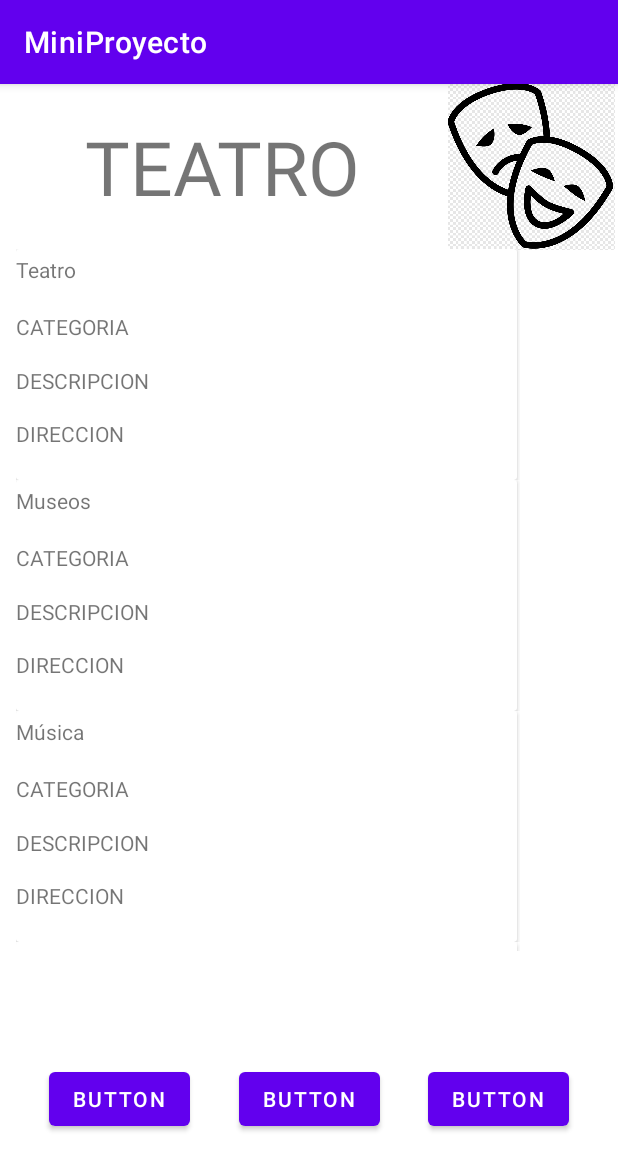
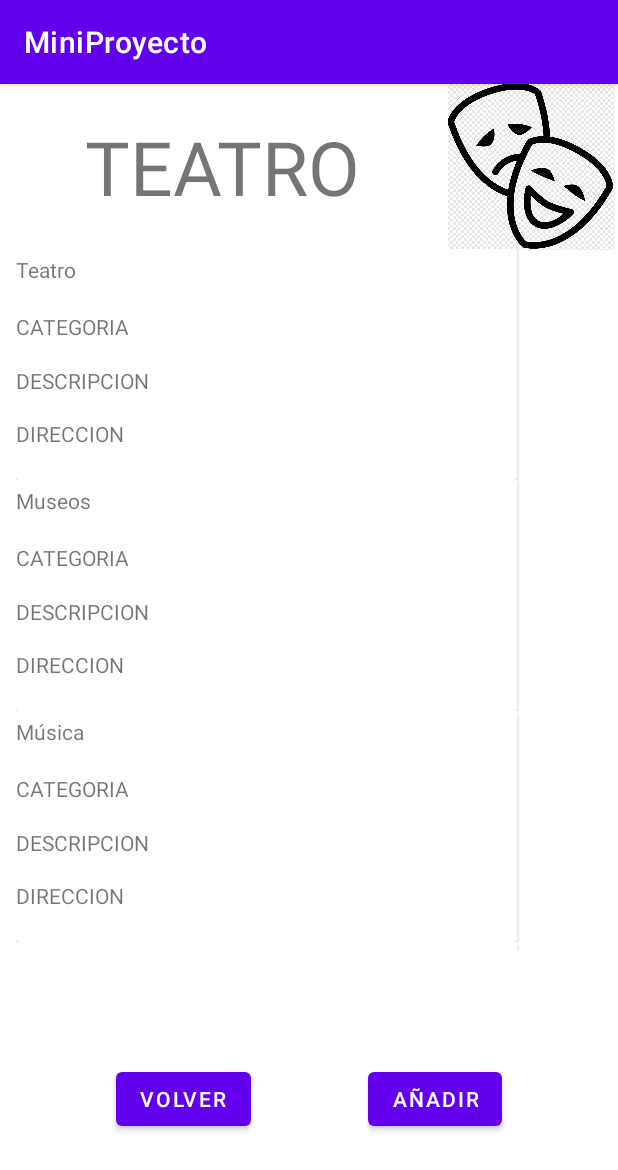
Before and after one commit to robertdenism/MiniProyecto, an Android app: the IndexTeatro screen opened directly, with no data from a screen before it, on a phone screen of 412 x 824 dp. Shown: the top 1170 px of the screen. Run offline under Robolectric (Android 15) with nearby library versions, the phone set to English and light mode, and no system bars; our stand-ins replace Room's generated code.

Commit message:
falla interfaz añadir a bbdd

```diff
--- a/app/src/main/java/com/example/miniproyecto/LiberiIndex.java
+++ b/app/src/main/java/com/example/miniproyecto/LiberiIndex.java
@@ -38,10 +38,14 @@ public class LiberiIndex extends AppCompatActivity {
             });
             reyclerViewUser.setAdapter(adapter);
 
+            Intent intento = getIntent();
+
         }
         public void abrirNueva(ListadoOcios item){
             Intent intento = new Intent(this, IndexTeatro.class);
             startActivity(intento);
         }
 
+
+
     }
--- a/app/src/main/java/com/example/miniproyecto/categorias/teatros/IndexTeatro.java
+++ b/app/src/main/java/com/example/miniproyecto/categorias/teatros/IndexTeatro.java
@@ -6,7 +6,10 @@ import androidx.recyclerview.widget.RecyclerView;
 import androidx.room.Room;
 
 import android.content.Context;
+import android.content.Intent;
 import android.os.Bundle;
+import android.view.View;
+import android.widget.Button;
 
 import com.example.miniproyecto.Adapter;
 import com.example.miniproyecto.LiberiIndex;
@@ -18,6 +21,7 @@ public class IndexTeatro extends AppCompatActivity {
     RecyclerView recyclerViewUser;
     AdapterTeatro adapter;
     LlamadasTablaTeatroDao teatroDao;
+    Button bAniadir, bVolver;
 
     static String [] listado = {"Teatro","Museos","Música","Deportes","Cine"};
 
@@ -26,6 +30,7 @@ public class IndexTeatro extends AppCompatActivity {
         super.onCreate(savedInstanceState);
         setContentView(R.layout.activity_index_teatro);
 
+        // en esta parte implemento el recyclerView en el Main el adapter y la db
             recyclerViewUser = (RecyclerView) findViewById(R.id.RecyclerPrincipalTeatro);
 
             LinearLayoutManager layoutManager = new LinearLayoutManager(this.getApplicationContext());
@@ -38,10 +43,35 @@ public class IndexTeatro extends AppCompatActivity {
                 BaseDatosTeatros.class, "database-name").allowMainThreadQueries().build();
             teatroDao = db.teatrosDao();
 
+         //^^^^^^^^^^^^^^^^^^^^^^^^^^^^^^^^^^^^^^^^^^^^^^^^^^^^^^^^^^^^^^^^^^^^^^^^^^^^^^^^^^^^^^
+
+            Intent intento = getIntent();
+
+            bAniadir = findViewById(R.id.bAniadir);
+            bVolver = findViewById(R.id.bVolver);
+
+            bVolver.setOnClickListener(new View.OnClickListener() {
+                @Override
+                public void onClick(View view) {
+                    finish();
+                }
+            });
+
+            bAniadir.setOnClickListener(new View.OnClickListener() {
+                @Override
+                public void onClick(View view) {
+                    lanzarAniadir();
+                }
+            });
+
+
 
     }
 
-
+    public void lanzarAniadir(){
+        Intent b = new Intent(this, AniadirMasTeatros.class);
+        startActivity(b);
+    }
 
 
 }
--- a/app/src/main/java/com/example/miniproyecto/categorias/teatros/LlamadasTablaTeatroDao.java
+++ b/app/src/main/java/com/example/miniproyecto/categorias/teatros/LlamadasTablaTeatroDao.java
@@ -15,8 +15,8 @@ public interface LlamadasTablaTeatroDao {
     @Query("SELECT * FROM Tablas_Teatro WHERE uid IN (:userIds)")
     List<TablasTeatro> loadAllByIds(int[] userIds);
 
-    @Query("SELECT * FROM Tablas_Teatro WHERE TituloOcio LIKE :first AND " +
-            "DireccionOcio LIKE :last LIMIT 1")
+    @Query("SELECT * FROM Tablas_Teatro WHERE TituloTeatro LIKE :first AND " +
+            "DireccionTeatro LIKE :last LIMIT 1")
     TablasTeatro findByName(String first, String last);
 
     @Insert
--- a/app/src/main/res/layout/activity_index_teatro.xml
+++ b/app/src/main/res/layout/activity_index_teatro.xml
@@ -43,45 +43,12 @@
 
     </LinearLayout>
 
-    <Button
-        android:id="@+id/button2"
-        android:layout_width="wrap_content"
-        android:layout_height="wrap_content"
-        android:text="Button"
-        app:layout_constraintBottom_toBottomOf="parent"
-        app:layout_constraintEnd_toStartOf="@+id/button3"
-        app:layout_constraintHorizontal_bias="0.5"
-        app:layout_constraintStart_toStartOf="parent"
-        app:layout_constraintTop_toTopOf="@+id/guideline8" />
-
     <androidx.constraintlayout.widget.Guideline
         android:id="@+id/guideline8"
         android:layout_width="wrap_content"
         android:layout_height="wrap_content"
         android:orientation="horizontal"
         app:layout_constraintGuide_begin="585dp" />
-
-    <Button
-        android:id="@+id/button3"
-        android:layout_width="wrap_content"
-        android:layout_height="wrap_content"
-        android:text="Button"
-        app:layout_constraintBottom_toBottomOf="parent"
-        app:layout_constraintEnd_toStartOf="@+id/button4"
-        app:layout_constraintHorizontal_bias="0.5"
-        app:layout_constraintStart_toEndOf="@+id/button2"
-        app:layout_constraintTop_toTopOf="@+id/guideline8" />
-
-    <Button
-        android:id="@+id/button4"
-        android:layout_width="wrap_content"
-        android:layout_height="wrap_content"
-        android:text="Button"
-        app:layout_constraintBottom_toBottomOf="parent"
-        app:layout_constraintEnd_toEndOf="parent"
-        app:layout_constraintHorizontal_bias="0.5"
-        app:layout_constraintStart_toEndOf="@+id/button3"
-        app:layout_constraintTop_toTopOf="@+id/guideline8" />
 
     <androidx.recyclerview.widget.RecyclerView
         android:id="@+id/RecyclerPrincipalTeatro"
@@ -93,4 +60,26 @@
         app:layout_constraintTop_toTopOf="@+id/guideline5"
         app:layout_constraintVertical_bias="0.0" />
 
+    <Button
+        android:id="@+id/bVolver"
+        android:layout_width="wrap_content"
+        android:layout_height="wrap_content"
+        android:text="volver"
+        app:layout_constraintBottom_toBottomOf="parent"
+        app:layout_constraintEnd_toStartOf="@+id/bAniadir"
+        app:layout_constraintHorizontal_bias="0.5"
+        app:layout_constraintStart_toStartOf="parent"
+        app:layout_constraintTop_toTopOf="@+id/guideline8" />
+
+    <Button
+        android:id="@+id/bAniadir"
+        android:layout_width="wrap_content"
+        android:layout_height="wrap_content"
+        android:text="Añadir"
+        app:layout_constraintBottom_toBottomOf="parent"
+        app:layout_constraintEnd_toEndOf="parent"
+        app:layout_constraintHorizontal_bias="0.5"
+        app:layout_constraintStart_toEndOf="@+id/bVolver"
+        app:layout_constraintTop_toTopOf="@+id/guideline8" />
+
 </androidx.constraintlayout.widget.ConstraintLayout>
```
Also changed, not shown: app/src/main/AndroidManifest.xml (+7 -4 lines), app/src/main/java/com/example/miniproyecto/categorias/teatros/AniadirMasTeatros.java (added, +94 -0 lines), app/src/main/java/com/example/miniproyecto/categorias/teatros/TablasTeatro.java (+9 -8 lines), app/src/main/res/layout/activity_aniadir_mas_teatros.xml (added, +152 -0 lines).
